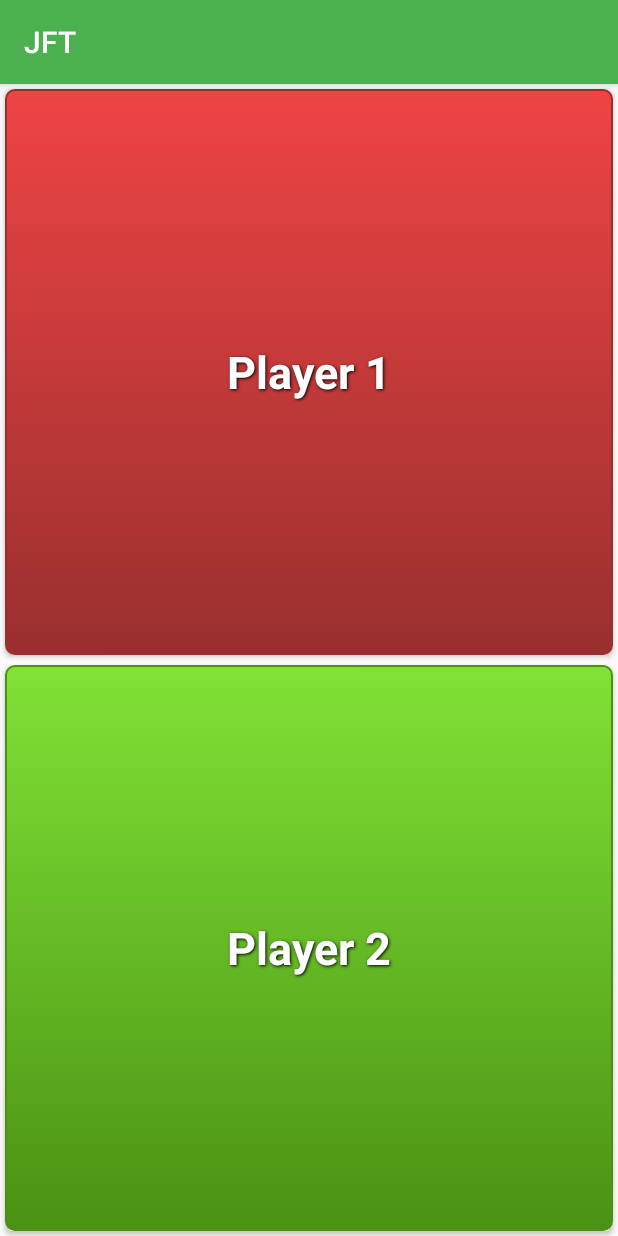
After one commit to Just-Foosball-Things/App, an Android app: the MatchPlayActivity screen opened directly, with no data from a screen before it, on a phone screen of 412 x 824 dp. The commit adds this screen. Run offline under Robolectric (Android 15) with nearby library versions, the phone set to English and light mode, and no system bars.

Commit message:
Add an activity for playing a match.

```diff
--- a/app/src/main/AndroidManifest.xml
+++ b/app/src/main/AndroidManifest.xml
@@ -12,8 +12,7 @@
         <activity
             android:name=".overview.OverviewActivity"
             android:label="@string/title_activity_overview"
-            android:theme="@style/AppTheme.NoActionBar">
-        </activity>
+            android:theme="@style/AppTheme.NoActionBar"></activity>
         <activity
             android:name=".match.MatchActivity"
             android:label="@string/title_activity_match"
@@ -34,6 +33,7 @@
                 <category android:name="android.intent.category.LAUNCHER" />
             </intent-filter>
         </activity>
+        <activity android:name=".MatchPlayActivity"></activity>
     </application>
 
 </manifest>
--- /dev/null
+++ b/app/src/main/java/nl/jft/MatchPlayActivity.java
@@ -0,0 +1,25 @@
+package nl.jft;
+
+import android.os.Bundle;
+import android.support.v7.app.AppCompatActivity;
+import android.widget.Button;
+
+public final class MatchPlayActivity extends AppCompatActivity {
+
+    private Button btnPlayerOne;
+    private Button btnPlayerTwo;
+
+    @Override
+    protected void onCreate(Bundle savedInstanceState) {
+        super.onCreate(savedInstanceState);
+        setContentView(R.layout.activity_match_play);
+
+        assignViews();
+    }
+
+    private void assignViews() {
+        btnPlayerOne = (Button) findViewById(R.id.match_play_button_player_one);
+        btnPlayerTwo = (Button) findViewById(R.id.match_play_button_player_two);
+    }
+
+}
--- /dev/null
+++ b/app/src/main/res/drawable/button_player_one.xml
@@ -0,0 +1,20 @@
+<?xml version="1.0" encoding="utf-8" ?>
+<selector xmlns:android="http://schemas.android.com/apk/res/android">
+    <item android:state_pressed="true">
+        <shape>
+            <solid android:color="@color/button_player_one_start" />
+            <stroke android:width="1dp" android:color="@color/button_player_one_end" />
+            <corners android:radius="6dp" />
+            <padding android:bottom="10dp" android:left="10dp" android:right="10dp" android:top="10dp" />
+        </shape>
+    </item>
+
+    <item>
+        <shape>
+            <gradient android:angle="270" android:endColor="@color/button_player_one_end" android:startColor="@color/button_player_one_start" />
+            <stroke android:width="1dp" android:color="@color/button_player_one_end" />
+            <corners android:radius="6dp" />
+            <padding android:bottom="10dp" android:left="10dp" android:right="10dp" android:top="10dp" />
+        </shape>
+    </item>
+</selector>
--- /dev/null
+++ b/app/src/main/res/drawable/button_player_two.xml
@@ -0,0 +1,20 @@
+<?xml version="1.0" encoding="utf-8" ?>
+<selector xmlns:android="http://schemas.android.com/apk/res/android">
+    <item android:state_pressed="true">
+        <shape>
+            <solid android:color="@color/button_player_two_start" />
+            <stroke android:width="1dp" android:color="@color/button_player_two_end" />
+            <corners android:radius="6dp" />
+            <padding android:bottom="10dp" android:left="10dp" android:right="10dp" android:top="10dp" />
+        </shape>
+    </item>
+
+    <item>
+        <shape>
+            <gradient android:angle="270" android:endColor="@color/button_player_two_end" android:startColor="@color/button_player_two_start" />
+            <stroke android:width="1dp" android:color="@color/button_player_two_end" />
+            <corners android:radius="6dp" />
+            <padding android:bottom="10dp" android:left="10dp" android:right="10dp" android:top="10dp" />
+        </shape>
+    </item>
+</selector>
--- /dev/null
+++ b/app/src/main/res/layout/activity_match_play.xml
@@ -0,0 +1,24 @@
+<?xml version="1.0" encoding="utf-8"?>
+<LinearLayout xmlns:android="http://schemas.android.com/apk/res/android"
+    xmlns:tools="http://schemas.android.com/tools"
+    android:layout_width="match_parent"
+    android:layout_height="match_parent"
+    android:orientation="vertical"
+    tools:context="nl.jft.MatchPlayActivity">
+
+    <Button
+        android:id="@+id/match_play_button_player_two"
+        style="@style/match_play_button.player_one"
+        android:layout_width="match_parent"
+        android:layout_height="match_parent"
+        android:layout_weight="1"
+        android:text="Player 1" />
+
+    <Button
+        android:id="@+id/match_play_button_player_one"
+        style="@style/match_play_button.player_two"
+        android:layout_width="match_parent"
+        android:layout_height="match_parent"
+        android:layout_weight="1"
+        android:text="Player 2" />
+</LinearLayout>
--- a/app/src/main/res/values/colors.xml
+++ b/app/src/main/res/values/colors.xml
@@ -10,4 +10,10 @@
     <color name="goal_timeline_baseline">#388E3C</color>
 
     <color name="black_overlay">#66000000</color>
+
+    <color name="button_player_one_start">#EF4444</color>
+    <color name="button_player_one_end">#992F2F</color>
+
+    <color name="button_player_two_start">#81E236</color>
+    <color name="button_player_two_end">#4A9114</color>
 </resources>
--- a/app/src/main/res/values/styles.xml
+++ b/app/src/main/res/values/styles.xml
@@ -19,4 +19,24 @@
 
     <style name="JustFoosballThings" parent="AppTheme"></style>
 
+    <style name="match_play_button" parent="AppTheme">
+        <item name="android:textColor">#ffffff</item>
+        <item name="android:gravity">center</item>
+        <item name="android:layout_margin">3dp</item>
+        <item name="android:textSize">30dp</item>
+        <item name="android:textStyle">bold</item>
+        <item name="android:shadowColor">#000000</item>
+        <item name="android:shadowDx">1</item>
+        <item name="android:shadowDy">1</item>
+        <item name="android:shadowRadius">2</item>
+    </style>
+
+    <style name="match_play_button.player_one">
+        <item name="android:background">@drawable/button_player_one</item>
+    </style>
+
+    <style name="match_play_button.player_two">
+        <item name="android:background">@drawable/button_player_two</item>
+    </style>
+
 </resources>
```
